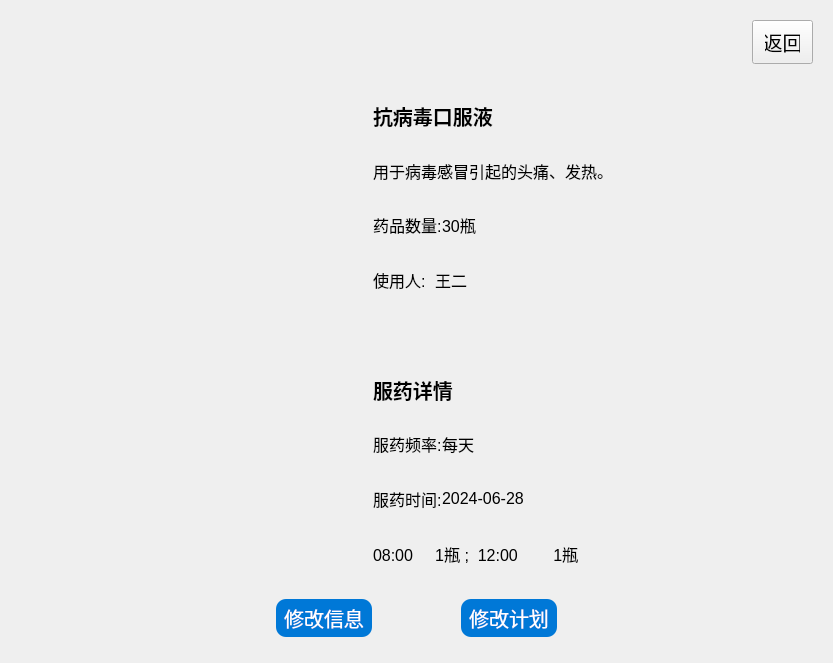
First picture: the form in medcine_information.ui, repository tongvvv/medicineBox, before the edit.
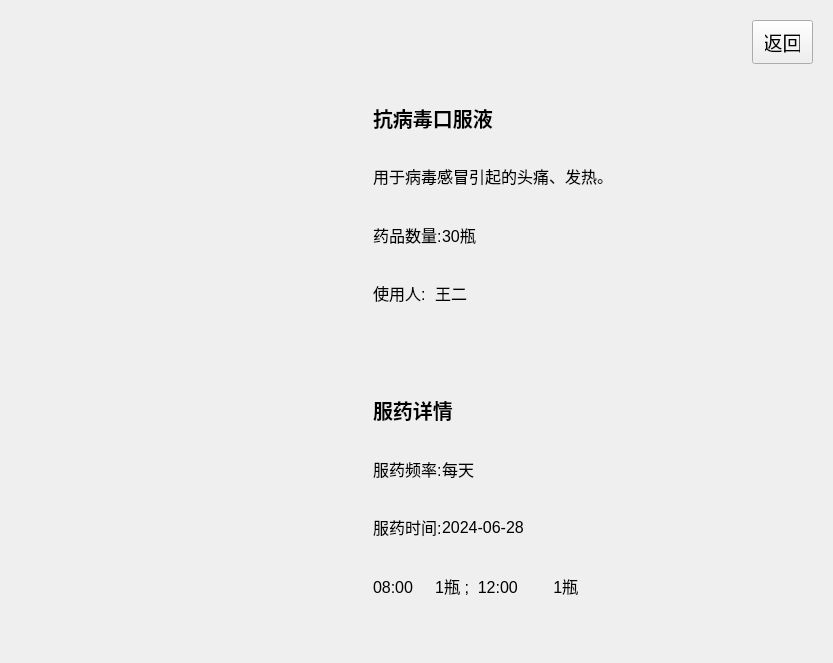
Second picture: the form after the edit. Custom widgets are drawn as their Qt base class.

The edit to the form file:
```diff
--- a/medcine_information.ui
+++ b/medcine_information.ui
@@ -13,10 +13,13 @@
   <property name="windowTitle">
    <string>Form</string>
   </property>
-  <layout class="QVBoxLayout" name="verticalLayout" stretch="1,10,1">
+  <layout class="QVBoxLayout" name="verticalLayout" stretch="1,10">
    <property name="spacing">
     <number>0</number>
    </property>
+   <property name="bottomMargin">
+    <number>30</number>
+   </property>
    <item>
     <widget class="QWidget" name="widget" native="true">
      <layout class="QHBoxLayout" name="horizontalLayout" stretch="12,1">
@@ -404,140 +407,6 @@
      </layout>
     </widget>
    </item>
-   <item>
-    <widget class="QWidget" name="widget_3" native="true">
-     <layout class="QHBoxLayout" name="horizontalLayout_7" stretch="3,1,1,1,3">
-      <property name="spacing">
-       <number>0</number>
-      </property>
-      <property name="leftMargin">
-       <number>0</number>
-      </property>
-      <property name="topMargin">
-       <number>0</number>
-      </property>
-      <property name="rightMargin">
-       <number>0</number>
-      </property>
-      <property name="bottomMargin">
-       <number>15</number>
-      </property>
-      <item>
-       <spacer name="horizontalSpacer_3">
-        <property name="orientation">
-         <enum>Qt::Horizontal</enum>
-        </property>
-        <property name="sizeHint" stdset="0">
-         <size>
-          <width>40</width>
-          <height>20</height>
-         </size>
-        </property>
-       </spacer>
-      </item>
-      <item>
-       <widget class="QPushButton" name="pushButton_2">
-        <property name="sizePolicy">
-         <sizepolicy hsizetype="Minimum" vsizetype="Preferred">
-          <horstretch>0</horstretch>
-          <verstretch>0</verstretch>
-         </sizepolicy>
-        </property>
-        <property name="font">
-         <font>
-          <family>微软雅黑</family>
-          <pointsize>-1</pointsize>
-         </font>
-        </property>
-        <property name="styleSheet">
-         <string notr="true">QPushButton {
-    background-color: #0078d7;
-    color: white;
-    border-radius: 10px;
-    font-size: 20px;
-    border: none;
-    padding: 4px 8px;
-}
-
-QPushButton:hover {
-    background-color: #106ebe;
-}
-
-QPushButton:pressed {
-    background-color: #005a9e;
-}</string>
-        </property>
-        <property name="text">
-         <string>修改信息</string>
-        </property>
-       </widget>
-      </item>
-      <item>
-       <spacer name="horizontalSpacer_2">
-        <property name="orientation">
-         <enum>Qt::Horizontal</enum>
-        </property>
-        <property name="sizeHint" stdset="0">
-         <size>
-          <width>40</width>
-          <height>20</height>
-         </size>
-        </property>
-       </spacer>
-      </item>
-      <item>
-       <widget class="QPushButton" name="pushButton_3">
-        <property name="sizePolicy">
-         <sizepolicy hsizetype="Minimum" vsizetype="Preferred">
-          <horstretch>0</horstretch>
-          <verstretch>0</verstretch>
-         </sizepolicy>
-        </property>
-        <property name="font">
-         <font>
-          <family>微软雅黑</family>
-          <pointsize>-1</pointsize>
-         </font>
-        </property>
-        <property name="styleSheet">
-         <string notr="true">QPushButton {
-    background-color: #0078d7;
-    color: white;
-    border-radius: 10px;
-    font-size: 20px;
-    border: none;
-    padding: 4px 8px;
-}
-
-QPushButton:hover {
-    background-color: #106ebe;
-}
-
-QPushButton:pressed {
-    background-color: #005a9e;
-}</string>
-        </property>
-        <property name="text">
-         <string>修改计划</string>
-        </property>
-       </widget>
-      </item>
-      <item>
-       <spacer name="horizontalSpacer_4">
-        <property name="orientation">
-         <enum>Qt::Horizontal</enum>
-        </property>
-        <property name="sizeHint" stdset="0">
-         <size>
-          <width>40</width>
-          <height>20</height>
-         </size>
-        </property>
-       </spacer>
-      </item>
-     </layout>
-    </widget>
-   </item>
   </layout>
  </widget>
  <customwidgets>
```
